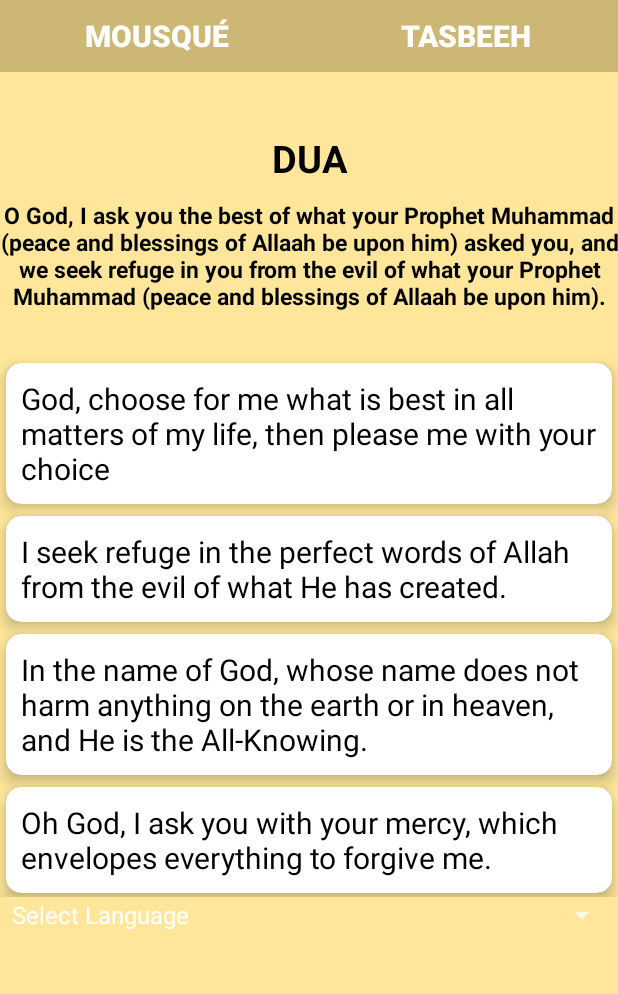
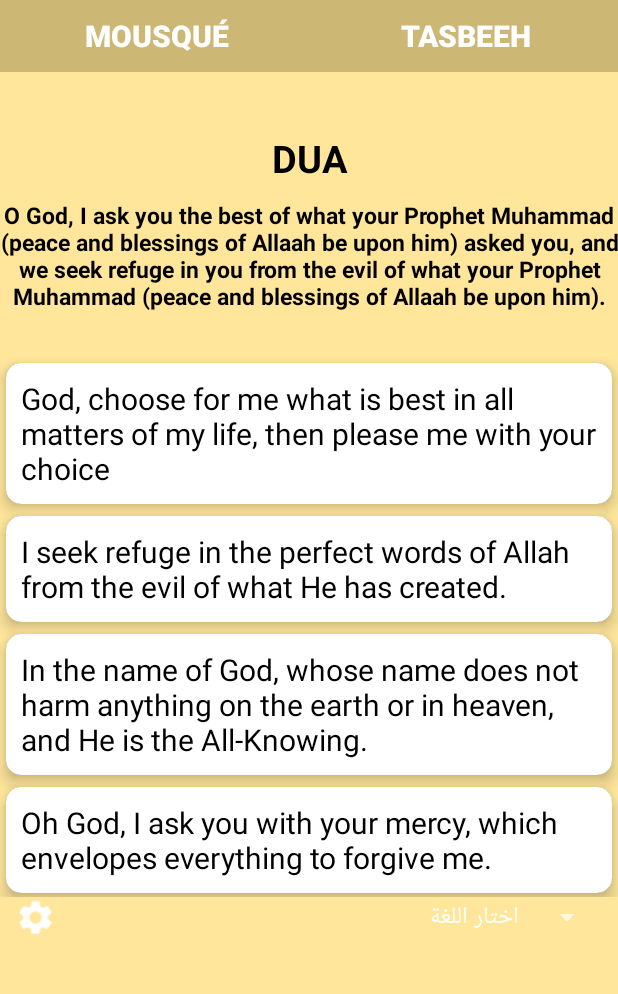
Before and after one commit to Assil28/MiniProjet1-Prayer_Time-Android_Java-, an Android app: the screen it shows after launch (MainActivity), on a phone screen of 412 x 824 dp, the part 72-1066 px from its top. Run offline under Robolectric (Android 15) with nearby library versions, the phone set to English and light mode, and no system bars; our stand-ins replace Volley; network calls fail; 3 statements that could not run were skipped.

Commit message:
select language update

```diff
--- a/app/src/main/java/com/example/miniprojet1/MainActivity.java
+++ b/app/src/main/java/com/example/miniprojet1/MainActivity.java
@@ -50,7 +50,8 @@ public class MainActivity extends AppCompatActivity {
 
     Spinner spinner;
 
-    public static  final String[] languages={"Select Language","English","Arabic"};
+    public static  final String[] languagesEn={"Select Language","English","Arabic"};
+    public static  final String[] languagesAr={"اختار اللغة","إنجليزية","عربية"};
 
     @Override
     protected void onCreate(Bundle savedInstanceState) {
@@ -68,39 +69,9 @@ public class MainActivity extends AppCompatActivity {
         tasbihB=findViewById(R.id.button5);
         this.btnd(null);
 
-        ArrayAdapter<String> adapter=new ArrayAdapter<String>(this, android.R.layout.simple_spinner_item,languages);
-        adapter.setDropDownViewResource(android.R.layout.simple_spinner_dropdown_item);
-        spinner.setAdapter(adapter);
-        spinner.setSelection(0);
+    }
 
 
-        spinner.setOnItemSelectedListener(new AdapterView.OnItemSelectedListener() {
-            @Override
-            public void onItemSelected(AdapterView<?> parent, View view, int position, long id) {
-                String selectedLang = parent.getItemAtPosition(position).toString();
-
-                if (selectedLang.equals("English")) {
-                    setLocal(MainActivity.this, "eng");
-                    finish();
-                    startActivity(getIntent());
-
-                } else if (selectedLang.equals("Arabic")) {
-                    setLocal(MainActivity.this, "ar");
-                    finish();
-                    startActivity(getIntent());
-
-                }
-            }
-
-            @Override
-            public void onNothingSelected(AdapterView<?> parent) {
-                // Do nothing
-            }
-        });
-
-
-
-    }
 
     public void setLocal(Activity activity,String langCode){
         Locale locale=new Locale(langCode);
@@ -144,6 +115,42 @@ public class MainActivity extends AppCompatActivity {
         editor.putString("longitude", String.valueOf((Double) location.getLongitude()));
         editor.putString("latitude", String.valueOf((Double) location.getLatitude()));
         editor.apply();
+
+        // Adapter pour le Spinner
+        ArrayAdapter<String> adapter;
+        if (getResources().getConfiguration().locale.getLanguage().equals("fr")) {
+            adapter = new ArrayAdapter<>(this, android.R.layout.simple_spinner_item, languagesEn);
+        } else {
+            adapter = new ArrayAdapter<>(this, android.R.layout.simple_spinner_item, languagesAr);
+        }
+        adapter.setDropDownViewResource(android.R.layout.simple_spinner_dropdown_item);
+        spinner.setAdapter(adapter);
+        spinner.setSelection(0);
+
+
+        spinner.setOnItemSelectedListener(new AdapterView.OnItemSelectedListener() {
+            @Override
+            public void onItemSelected(AdapterView<?> parent, View view, int position, long id) {
+                String selectedLang = parent.getItemAtPosition(position).toString();
+
+                if (selectedLang.equals("English") || selectedLang.equals("إنجليزية")) {
+                    setLocal(MainActivity.this, "fr");
+                    finish();
+                    startActivity(getIntent());
+
+                } else if (selectedLang.equals("Arabic") || selectedLang.equals("عربية")) {
+                    setLocal(MainActivity.this, "ar");
+                    finish();
+                    startActivity(getIntent());
+
+                }
+            }
+
+            @Override
+            public void onNothingSelected(AdapterView<?> parent) {
+                // Do nothing
+            }
+        });
     }
 
 
@@ -201,7 +208,7 @@ public class MainActivity extends AppCompatActivity {
     }
 
     public void btnd(View view) {
-      // poour naviger vers une fragment
+        // poour naviger vers une fragment
         fragment=new dua();
         FragmentManager fm = getFragmentManager();
         FragmentTransaction ft=fm.beginTransaction();
--- a/app/src/main/res/layout/activity_main.xml
+++ b/app/src/main/res/layout/activity_main.xml
@@ -95,10 +95,28 @@
         android:layout_height="550dp"
         tools:layout="@layout/fragment_prayer_time" />
 
-    <Spinner
-        android:id="@+id/spinner"
+    <LinearLayout
         android:layout_width="match_parent"
-        android:layout_height="wrap_content" />
+        android:layout_height="wrap_content"
+        android:orientation="horizontal">
+
+        <ImageView
+            android:layout_marginRight="20dp"
+            android:layout_marginLeft="10dp"
+            android:id="@+id/settings_icon"
+            android:layout_width="wrap_content"
+            android:layout_height="wrap_content"
+            android:src="@drawable/setting"
+       />
+        <Spinner
+             android:layout_marginRight="10dp"
+            android:layout_marginLeft="10dp"
+            android:id="@+id/spinner"
+            android:layout_width="match_parent"
+            android:layout_height="wrap_content" />
+    </LinearLayout>
+
+
 
 
 </LinearLayout>
```
Also changed, not shown: app/src/main/res/drawable/setting_icon.xml (added, +10 -0 lines), app/src/main/res/drawable/setting.png (added).
